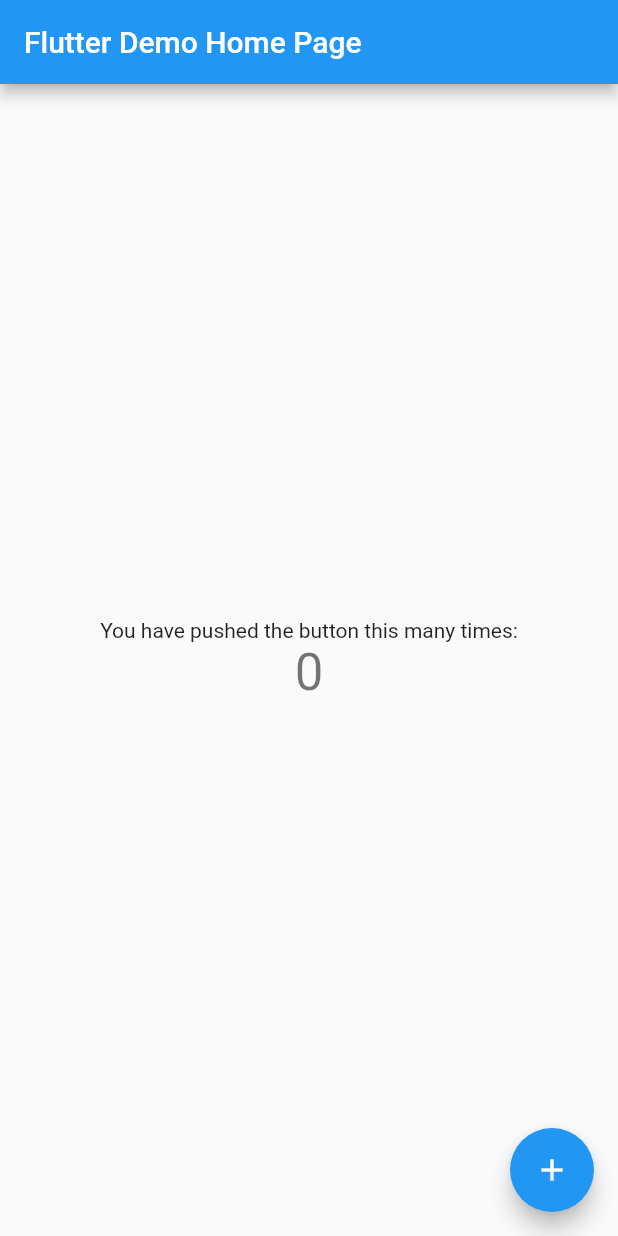
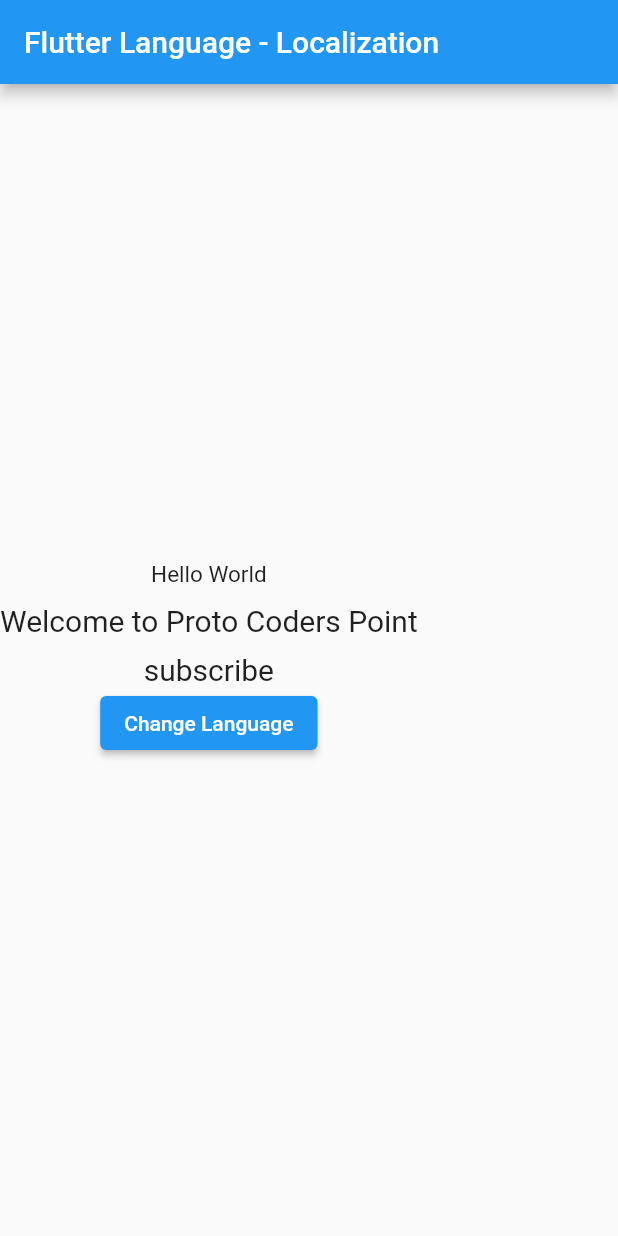
Before and after one commit to RahulYadavLog/flutter_multi_getx_language, a Flutter app: the screen it shows after launch, on a phone screen of 412 x 824 dp. Run offline on Flutter 3.47's test engine with Material 2 defaults, Android fonts, the phone set to English and light mode, and no system bars; our stand-ins replace get.

Commit message:
second commit

```diff
--- /dev/null
+++ b/lib/home_page.dart
@@ -0,0 +1,62 @@
+import 'package:flutter/material.dart';
+import 'package:get/get.dart';
+import 'package:get/get_core/src/get_main.dart';
+class HomePage extends StatelessWidget {
+  final List locale =[
+    {'name':'ENGLISH','locale': Locale('en','US')},
+    {'name':'ಕನ್ನಡ','locale': Locale('kn','IN')},
+    {'name':'हिंदी','locale': Locale('hi','IN')},
+  ];
+  updateLanguage(Locale locale){
+    Get.back();
+    Get.updateLocale(locale);
+  }
+  buildLanguageDialog(BuildContext context){
+    showDialog(context: context,
+        builder: (builder){
+          return AlertDialog(
+            title: Text('Choose Your Language'),
+            content: Container(
+              width: double.maxFinite,
+              child: ListView.separated(
+                  shrinkWrap: true,
+                  itemBuilder: (context,index){
+                    return Padding(
+                      padding: const EdgeInsets.all(8.0),
+                      child: GestureDetector(child: Text(locale[index]['name']),onTap: (){
+                        print(locale[index]['name']);
+                        updateLanguage(locale[index]['locale']);
+                      },),
+                    );
+                  }, separatorBuilder: (context,index){
+                return Divider(
+                  color: Colors.blue,
+                );
+              }, itemCount: locale.length
+              ),
+            ),
+          );
+        }
+    );
+  }
+  @override
+  Widget build(BuildContext context) {
+    return Scaffold(
+        appBar: AppBar(title: Text('title'.tr),),
+        body: Column(
+          mainAxisAlignment: MainAxisAlignment.center,
+          children: [
+            Text('hello'.tr,style: TextStyle(fontSize: 15),),
+            SizedBox(height: 10,),
+            Text('message'.tr,style: TextStyle(fontSize: 20),),
+            SizedBox(height: 10,),
+            Text('subscribe'.tr,style: TextStyle(fontSize: 20),),
+
+            ElevatedButton(onPressed: (){
+              buildLanguageDialog(context);
+            }, child: Text('changelang'.tr)),
+          ],
+        )
+    );
+  }
+}
--- a/lib/main.dart
+++ b/lib/main.dart
@@ -1,4 +1,8 @@
 import 'package:flutter/material.dart';
+import 'package:flutter_getx_multi_language/screen/message.dart';
+import 'package:get/get.dart';
+
+import 'home_page.dart';
 
 void main() {
   runApp(const MyApp());
@@ -10,106 +14,15 @@
   // This widget is the root of your application.
   @override
   Widget build(BuildContext context) {
-    return MaterialApp(
+    return  GetMaterialApp(
+      debugShowCheckedModeBanner: false,
+      translations: LocaleString(),
+      locale: Locale('en','US'),
       title: 'Flutter Demo',
       theme: ThemeData(
-        // This is the theme of your application.
-        //
-        // Try running your application with "flutter run". You'll see the
-        // application has a blue toolbar. Then, without quitting the app, try
-        // changing the primarySwatch below to Colors.green and then invoke
-        // "hot reload" (press "r" in the console where you ran "flutter run",
-        // or simply save your changes to "hot reload" in a Flutter IDE).
-        // Notice that the counter didn't reset back to zero; the application
-        // is not restarted.
         primarySwatch: Colors.blue,
       ),
-      home: const MyHomePage(title: 'Flutter Demo Home Page'),
+      home: HomePage(),
     );
   }
 }
-
-class MyHomePage extends StatefulWidget {
-  const MyHomePage({super.key, required this.title});
-
-  // This widget is the home page of your application. It is stateful, meaning
-  // that it has a State object (defined below) that contains fields that affect
-  // how it looks.
-
-  // This class is the configuration for the state. It holds the values (in this
-  // case the title) provided by the parent (in this case the App widget) and
-  // used by the build method of the State. Fields in a Widget subclass are
-  // always marked "final".
-
-  final String title;
-
-  @override
-  State<MyHomePage> createState() => _MyHomePageState();
-}
-
-class _MyHomePageState extends State<MyHomePage> {
-  int _counter = 0;
-
-  void _incrementCounter() {
-    setState(() {
-      // This call to setState tells the Flutter framework that something has
-      // changed in this State, which causes it to rerun the build method below
-      // so that the display can reflect the updated values. If we changed
-      // _counter without calling setState(), then the build method would not be
-      // called again, and so nothing would appear to happen.
-      _counter++;
-    });
-  }
-
-  @override
-  Widget build(BuildContext context) {
-    // This method is rerun every time setState is called, for instance as done
-    // by the _incrementCounter method above.
-    //
-    // The Flutter framework has been optimized to make rerunning build methods
-    // fast, so that you can just rebuild anything that needs updating rather
-    // than having to individually change instances of widgets.
-    return Scaffold(
-      appBar: AppBar(
-        // Here we take the value from the MyHomePage object that was created by
-        // the App.build method, and use it to set our appbar title.
-        title: Text(widget.title),
-      ),
-      body: Center(
-        // Center is a layout widget. It takes a single child and positions it
-        // in the middle of the parent.
-        child: Column(
-          // Column is also a layout widget. It takes a list of children and
-          // arranges them vertically. By default, it sizes itself to fit its
-          // children horizontally, and tries to be as tall as its parent.
-          //
-          // Invoke "debug painting" (press "p" in the console, choose the
-          // "Toggle Debug Paint" action from the Flutter Inspector in Android
-          // Studio, or the "Toggle Debug Paint" command in Visual Studio Code)
-          // to see the wireframe for each widget.
-          //
-          // Column has various properties to control how it sizes itself and
-          // how it positions its children. Here we use mainAxisAlignment to
-          // center the children vertically; the main axis here is the vertical
-          // axis because Columns are vertical (the cross axis would be
-          // horizontal).
-          mainAxisAlignment: MainAxisAlignment.center,
-          children: <Widget>[
-            const Text(
-              'You have pushed the button this many times:',
-            ),
-            Text(
-              '$_counter',
-              style: Theme.of(context).textTheme.headline4,
-            ),
-          ],
-        ),
-      ),
-      floatingActionButton: FloatingActionButton(
-        onPressed: _incrementCounter,
-        tooltip: 'Increment',
-        child: const Icon(Icons.add),
-      ), // This trailing comma makes auto-formatting nicer for build methods.
-    );
-  }
-}
--- /dev/null
+++ b/lib/screen/message.dart
@@ -0,0 +1,32 @@
+import 'package:get/get.dart';
+
+class LocaleString extends Translations{
+  @override
+  // TODO: implement keys
+  Map<String, Map<String, String>> get keys => {
+    //ENGLISH LANGUAGE
+    'en_US':{
+      'hello':'Hello World',
+      'message':'Welcome to Proto Coders Point',
+      'title':'Flutter Language - Localization',
+      'sub':'Subscribe Now',
+      'changelang':'Change Language'
+    },
+    //HINDI LANGUAGE
+    'hi_IN':{
+      'hello': 'नमस्ते दुनिया',
+      'message':'प्रोटो कोडर प्वाइंट में आपका स्वागत है',
+      'title':'स्पंदन भाषा - स्थानीयकरण',
+      'subscribe':'सब्सक्राइब',
+      'changelang':'भाषा बदलो'
+    },
+    //KANNADA LANGUAGE
+    'kn_IN':{
+      'hello': 'ಹಲೋ ವರ್ಲ್ಡ್',
+      'message':'ಪ್ರೋಟೋ ಕೋಡರ್ ಪಾಯಿಂಟ್‌ಗೆ ಸುಸ್ವಾಗತ',
+      'title':'ಬೀಸು ಭಾಷೆ - ಸ್ಥಳೀಕರಣ',
+      'subscribe':'ವಂತಿಗೆ ಕೊಡು',
+      'changelang':'ಭಾಷೆ ಬದಲಿಸಿ'
+    }
+  };
+}
--- a/pubspec.yaml
+++ b/pubspec.yaml
@@ -36,6 +36,7 @@
   # The following adds the Cupertino Icons font to your application.
   # Use with the CupertinoIcons class for iOS style icons.
   cupertino_icons: ^1.0.2
+  get:
 
 dev_dependencies:
   flutter_test:
```
Also changed, not shown: pubspec.lock.
